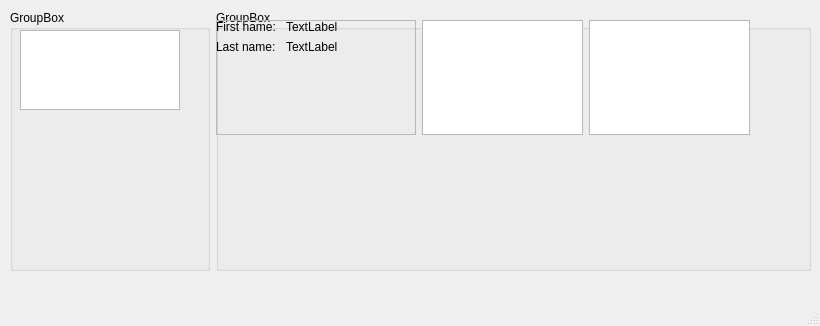
Above: pyqt.ui from tehsoren/FamViewer before the change. Below: the same form after it.
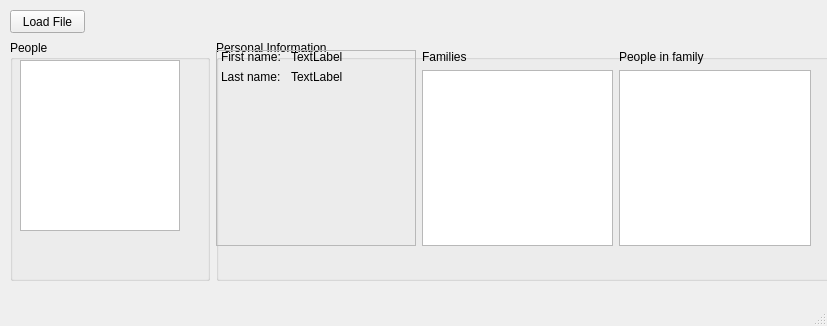
That is the form after the change.

Commit message: Added load file button, showing family data

```diff
--- a/pyqt.ui
+++ b/pyqt.ui
@@ -6,7 +6,7 @@
    <rect>
     <x>0</x>
     <y>0</y>
-    <width>820</width>
+    <width>827</width>
     <height>326</height>
    </rect>
   </property>
@@ -18,9 +18,9 @@
     <property name="geometry">
      <rect>
       <x>10</x>
-      <y>10</y>
-      <width>801</width>
-      <height>261</height>
+      <y>40</y>
+      <width>821</width>
+      <height>241</height>
      </rect>
     </property>
     <layout class="QVBoxLayout" name="verticalLayout">
@@ -35,7 +35,7 @@
           </size>
          </property>
          <property name="title">
-          <string>GroupBox</string>
+          <string>People</string>
          </property>
          <widget class="QListWidget" name="listWidgetPeople">
           <property name="geometry">
@@ -43,7 +43,7 @@
             <x>10</x>
             <y>20</y>
             <width>160</width>
-            <height>80</height>
+            <height>171</height>
            </rect>
           </property>
          </widget>
@@ -52,15 +52,15 @@
        <item>
         <widget class="QGroupBox" name="groupBox_2">
          <property name="title">
-          <string>GroupBox</string>
+          <string>Personal Information</string>
          </property>
          <widget class="QWidget" name="horizontalLayoutWidget_2">
           <property name="geometry">
            <rect>
             <x>0</x>
             <y>10</y>
-            <width>534</width>
-            <height>115</height>
+            <width>595</width>
+            <height>196</height>
            </rect>
           </property>
           <layout class="QHBoxLayout" name="horizontalLayout_2">
@@ -91,6 +91,9 @@
                <property name="sizeConstraint">
                 <enum>QLayout::SetMinAndMaxSize</enum>
                </property>
+               <property name="leftMargin">
+                <number>5</number>
+               </property>
                <item row="0" column="0">
                 <widget class="QLabel" name="label_2">
                  <property name="text">
@@ -124,7 +127,16 @@
             </widget>
            </item>
            <item>
-            <widget class="QListWidget" name="listWidgetParents">
+            <layout class="QVBoxLayout" name="verticalLayout_2">
+             <item>
+              <widget class="QLabel" name="label">
+               <property name="text">
+                <string>Families</string>
+               </property>
+              </widget>
+             </item>
+             <item>
+              <widget class="QListWidget" name="PersonDataFamilies">
              <property name="minimumSize">
               <size>
                <width>160</width>
@@ -133,8 +145,19 @@
              </property>
             </widget>
            </item>
+            </layout>
+           </item>
            <item>
-            <widget class="QListWidget" name="listWidgetSiblings">
+            <layout class="QVBoxLayout" name="verticalLayout_3">
+             <item>
+              <widget class="QLabel" name="label_3">
+               <property name="text">
+                <string>People in family</string>
+               </property>
+              </widget>
+             </item>
+             <item>
+              <widget class="QListWidget" name="PersonDataFamily">
              <property name="minimumSize">
               <size>
                <width>160</width>
@@ -144,6 +167,8 @@
             </widget>
            </item>
           </layout>
+           </item>
+          </layout>
          </widget>
         </widget>
        </item>
@@ -151,6 +176,19 @@
      </item>
     </layout>
    </widget>
+   <widget class="QPushButton" name="LoadFile">
+    <property name="geometry">
+     <rect>
+      <x>10</x>
+      <y>10</y>
+      <width>75</width>
+      <height>23</height>
+     </rect>
+    </property>
+    <property name="text">
+     <string>Load File</string>
+    </property>
+   </widget>
   </widget>
   <widget class="QMenuBar" name="menubar">
    <property name="geometry">
```
Left out of the diff: 2 changed lines with no effect on the pictures. Lines whose indentation alone changed are shown as unchanged. The commit also changes 4 other files.
